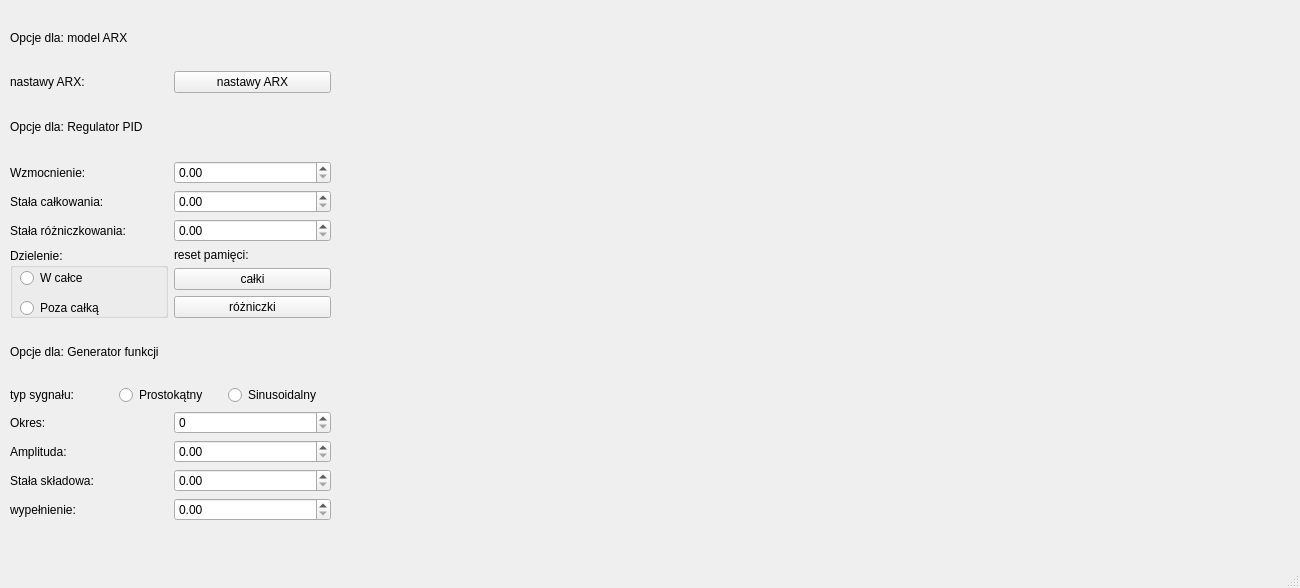
Above: mainwindow.ui from bSek316303/Symulator-UAR before the change. Below: the same form after it.
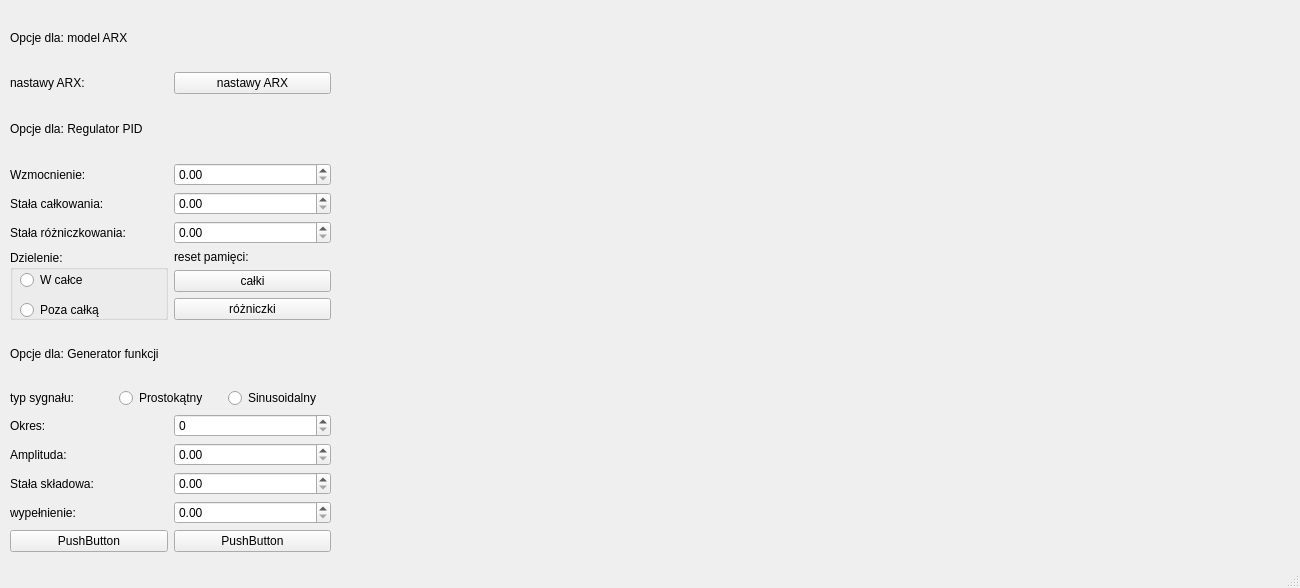
That is the form after the change.

Diff of the .ui file:
```diff
--- a/mainwindow.ui
+++ b/mainwindow.ui
@@ -20,7 +20,7 @@
       <x>10</x>
       <y>10</y>
       <width>321</width>
-      <height>511</height>
+      <height>542</height>
      </rect>
     </property>
     <layout class="QVBoxLayout" name="control_layout">
@@ -248,6 +248,31 @@
        </item>
       </layout>
      </item>
+     <item>
+      <layout class="QVBoxLayout" name="verticalLayout">
+       <item>
+        <layout class="QHBoxLayout" name="horizontalLayout">
+         <item>
+          <widget class="QPushButton" name="pushButton">
+           <property name="text">
+            <string>PushButton</string>
+           </property>
+          </widget>
+         </item>
+         <item>
+          <widget class="QPushButton" name="pushButton_2">
+           <property name="text">
+            <string>PushButton</string>
+           </property>
+          </widget>
+         </item>
+        </layout>
+       </item>
+       <item>
+        <layout class="QVBoxLayout" name="verticalLayout_2"/>
+       </item>
+      </layout>
+     </item>
     </layout>
    </widget>
    <widget class="QWidget" name="verticalLayoutWidget_2">
```
